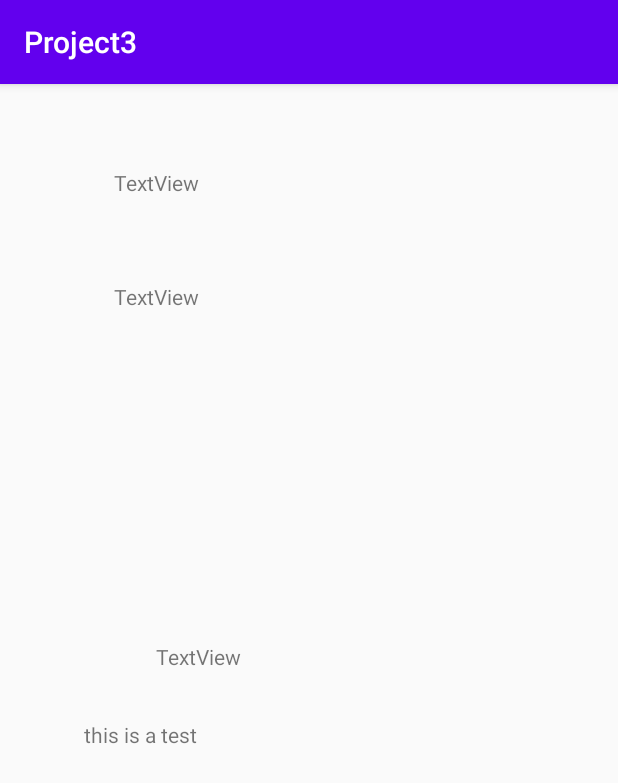
After one commit to LBCesar/Project3, an Android app: the carInfo screen opened directly, with no data from a screen before it, on a phone screen of 412 x 824 dp. The commit adds this screen. Shown: the top 783 px of the screen. Run offline under Robolectric (Android 15) with nearby library versions, the phone set to English and light mode, and no system bars.

```diff
--- a/app/src/main/AndroidManifest.xml
+++ b/app/src/main/AndroidManifest.xml
@@ -1,8 +1,7 @@
 <?xml version="1.0" encoding="utf-8"?>
 <manifest xmlns:android="http://schemas.android.com/apk/res/android"
     package="com.example.project3">
-
-<!-- add permission to get data from the json website-->
+    <!-- add permission to get data from the json website -->
     <uses-permission android:name="android.permission.INTERNET" />
 
     <application
@@ -12,6 +11,7 @@
         android:roundIcon="@mipmap/ic_launcher_round"
         android:supportsRtl="true"
         android:theme="@style/AppTheme">
+        <activity android:name=".carInfo"></activity>
         <activity android:name=".MainActivity">
             <intent-filter>
                 <action android:name="android.intent.action.MAIN" />
--- /dev/null
+++ b/app/src/main/java/com/example/project3/CarObject.java
@@ -0,0 +1,13 @@
+package com.example.project3;
+
+import java.io.Serializable;
+
+public class CarObject implements Serializable {
+    public String make="Aston";
+    public String model="v8";
+    public String price="100,000";
+    public String date="6/15/2020";
+    public String description="This is an aston martin v8.";
+    public int carPic = R.drawable.flower;
+
+}
--- /dev/null
+++ b/app/src/main/java/com/example/project3/carInfo.java
@@ -0,0 +1,57 @@
+package com.example.project3;
+
+import android.content.Intent;
+import android.support.v7.app.AppCompatActivity;
+import android.os.Bundle;
+import android.view.ViewGroup;
+import android.widget.ImageView;
+import android.widget.TextView;
+
+import org.w3c.dom.Text;
+
+public class carInfo extends AppCompatActivity {
+    private TextView makeModel;
+    private TextView price;
+    private TextView date;
+    private TextView summary;
+    private ImageView carPic;
+
+    @Override
+    protected void onCreate(Bundle savedInstanceState) {
+        super.onCreate(savedInstanceState);
+        setContentView(R.layout.activity_car_info);
+
+
+        makeModel=findViewById(R.id.makeModel);
+        price=findViewById(R.id.price);
+        date=findViewById(R.id.lastUpdated);
+        summary=findViewById(R.id.carSummary);
+        carPic=findViewById(R.id.carPic);
+
+
+
+        Intent intent=getIntent();
+        CarObject co=new CarObject();
+
+
+        if ((CarObject) getIntent().getSerializableExtra("myCar") != null)
+        {
+           // credentials =  (HashMap<String, UserData>) getIntent().getSerializableExtra("data");
+            co = (CarObject) getIntent().getSerializableExtra("myCar");
+            makeModel.setText(co.make+" "+co.model);
+            price.setText(co.price);
+            date.setText(co.date);
+            summary.setText(co.description);
+            carPic.setImageResource(co.carPic);
+
+
+        }
+
+
+
+
+
+
+
+    }
+}
--- /dev/null
+++ b/app/src/main/res/layout/activity_car_info.xml
@@ -0,0 +1,58 @@
+<?xml version="1.0" encoding="utf-8"?>
+<android.support.constraint.ConstraintLayout xmlns:android="http://schemas.android.com/apk/res/android"
+    xmlns:app="http://schemas.android.com/apk/res-auto"
+    xmlns:tools="http://schemas.android.com/tools"
+    android:layout_width="match_parent"
+    android:layout_height="match_parent"
+    tools:context=".carInfo">
+
+    <TextView
+        android:id="@+id/makeModel"
+        android:layout_width="211dp"
+        android:layout_height="35dp"
+        android:layout_marginStart="76dp"
+        android:layout_marginTop="56dp"
+        android:text="TextView"
+        app:layout_constraintStart_toStartOf="parent"
+        app:layout_constraintTop_toTopOf="parent" />
+
+    <TextView
+        android:id="@+id/price"
+        android:layout_width="210dp"
+        android:layout_height="47dp"
+        android:layout_marginStart="76dp"
+        android:layout_marginTop="132dp"
+        android:text="TextView"
+        app:layout_constraintStart_toStartOf="parent"
+        app:layout_constraintTop_toTopOf="parent" />
+
+    <ImageView
+        android:id="@+id/carPic"
+        android:layout_width="214dp"
+        android:layout_height="159dp"
+        android:layout_marginStart="88dp"
+        android:layout_marginTop="200dp"
+        app:layout_constraintStart_toStartOf="parent"
+        app:layout_constraintTop_toTopOf="parent"
+        tools:srcCompat="@tools:sample/avatars" />
+
+    <TextView
+        android:id="@+id/carSummary"
+        android:layout_width="296dp"
+        android:layout_height="291dp"
+        android:layout_marginStart="56dp"
+        android:layout_marginTop="424dp"
+        android:text="this is a test"
+        app:layout_constraintStart_toStartOf="parent"
+        app:layout_constraintTop_toTopOf="parent" />
+
+    <TextView
+        android:id="@+id/lastUpdated"
+        android:layout_width="180dp"
+        android:layout_height="29dp"
+        android:layout_marginStart="104dp"
+        android:layout_marginTop="372dp"
+        android:text="TextView"
+        app:layout_constraintStart_toStartOf="parent"
+        app:layout_constraintTop_toTopOf="parent" />
+</android.support.constraint.ConstraintLayout>
--- a/app/src/main/res/layout/activity_main.xml
+++ b/app/src/main/res/layout/activity_main.xml
@@ -23,11 +23,6 @@
         android:layout_width="fill_parent"
         android:layout_height="74dp"
         android:prompt="@string/spinner_title" />
-    <Spinner
-        android:id="@+id/availableSpinner"
-        android:layout_width="fill_parent"
-        android:layout_height="74dp"
-        android:prompt="@string/spinner_title" />
 
     <android.support.v7.widget.RecyclerView
         android:id="@+id/carLot"
```
Also changed, not shown: app/src/main/java/com/example/project3/ContactsAdapter.java (+26 -0 lines), app/src/main/java/com/example/project3/MainActivity.java (+21 -25 lines), app/src/main/res/drawable/flower.png (added).
